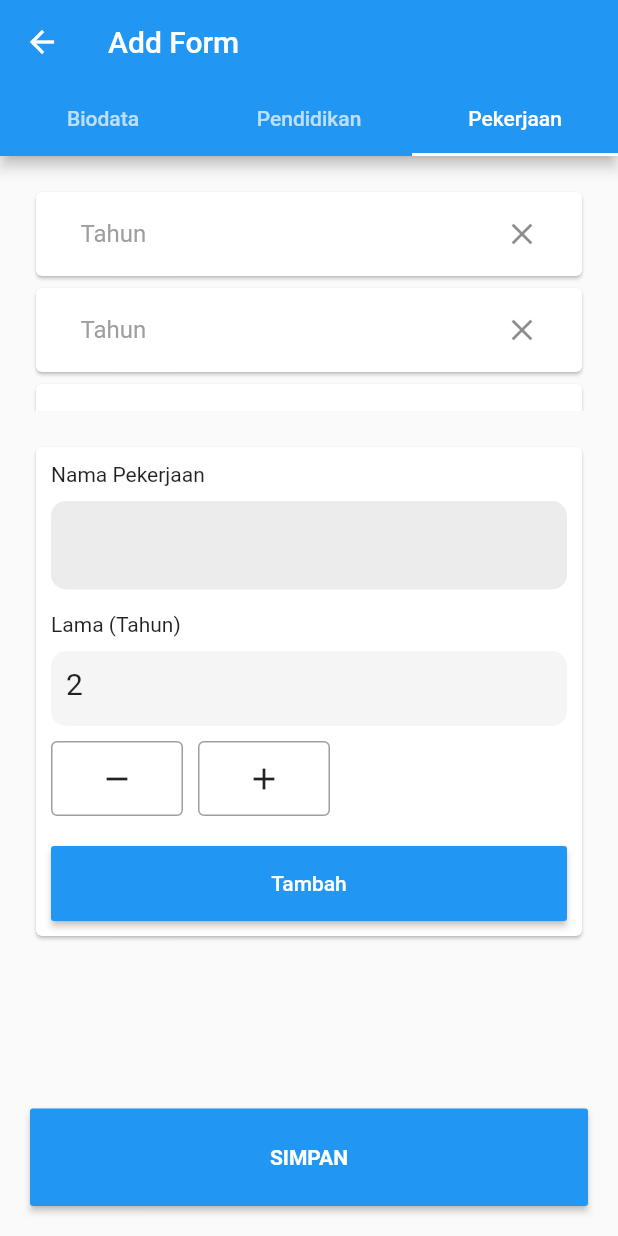
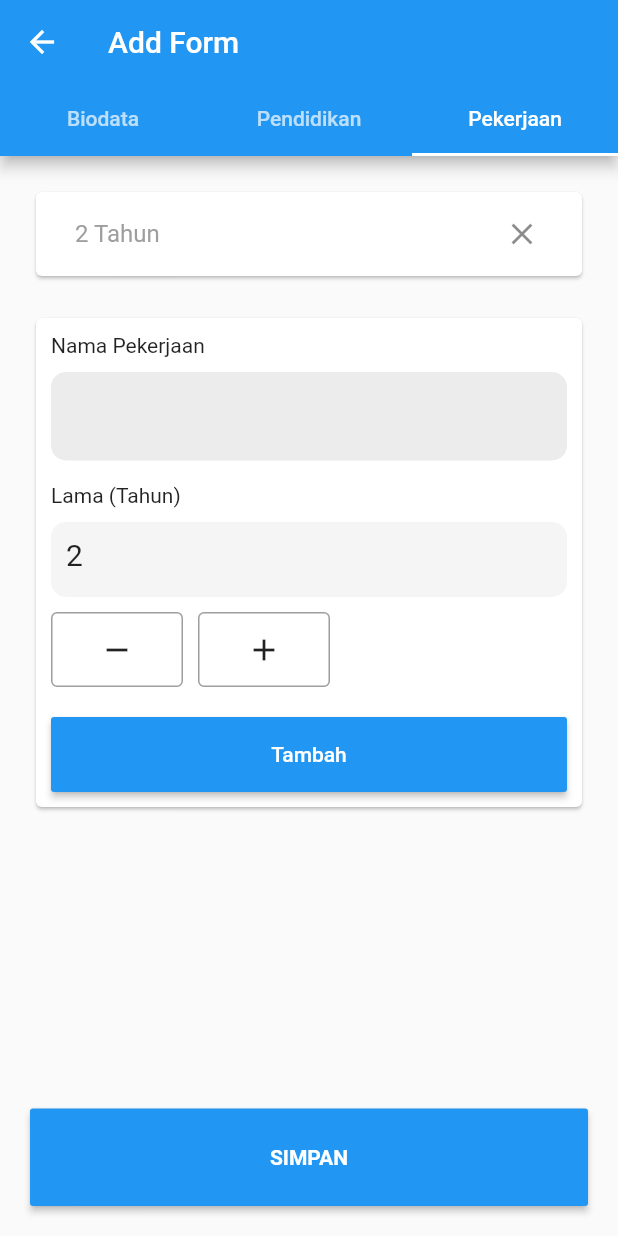
Before and after one commit to arsyadhamidi/Flutter----Provider-State-Management-CRUD, a Flutter app: the FormPage screen opened directly, tab 3 chosen, after a tap on the "add" icon, after a tap on "Tambah", on a phone screen of 412 x 824 dp. Run offline on Flutter 3.47's test engine with Material 2 defaults, Android fonts, the phone set to English and light mode, and no system bars; our stand-ins replace dropdown_button2; network calls fail.

Commit message:
Provider State Management

```diff
--- a/lib/api/api_config.dart
+++ b/lib/api/api_config.dart
@@ -1,3 +1,3 @@
 class ApiConfig{
-  static String url = 'http://192.168.131.45/dbprovider2/';
+  static String url = 'http://192.168.28.45:8000/api/';
 }
--- a/lib/form/form_page.dart
+++ b/lib/form/form_page.dart
@@ -1,14 +1,13 @@
 import 'package:flutter/material.dart';
 import 'package:dropdown_button2/dropdown_button2.dart';
 import 'package:flutter5/form/form_provider.dart';
-import 'package:flutter5/home/home_provider.dart';
-import 'package:flutter5/model/modelmahasiswa.dart';
+import 'package:flutter5/model/model_mahasiswa.dart';
 import 'package:provider/provider.dart';
 
 class FormPage extends StatefulWidget {
 
   final bool isUpdate;
-  final ModelMahasiswa? data;
+  final DataMahasiswa? data;
 
   FormPage({Key? key, this.isUpdate = false, this.data}) : super(key: key);
 
@@ -21,9 +20,10 @@ class _FormPageState extends State<FormPage> {
   Widget build(BuildContext context) {
     return ChangeNotifierProvider(
         create: (context) => FormProvider(
-            widget.data?.nama ?? '',
-            widget.data?.nohp ?? '',
-            widget.data?.alamat ?? '',
+            widget.data?.idMahasiswa.toString() ?? '',
+            widget.data?.namaMahasiswa ?? '',
+            widget.data?.nohpMahasiswa ?? '',
+            widget.data?.alamatMahasiswa ?? '',
             widget.data?.pendidikan ?? '',
         ),
         child: Consumer<FormProvider>(
@@ -34,7 +34,7 @@ class _FormPageState extends State<FormPage> {
                   backgroundColor: Colors.white,
                   appBar: AppBar(
                     title: Text(
-                        widget?.data != null ? "Update Form" :
+                        widget.data != null ? "Update Form" :
                         "Add Form"
                     ),
                     bottom: TabBar(
@@ -53,8 +53,7 @@ class _FormPageState extends State<FormPage> {
                         // Form Biodata
                         Padding(
                           padding: EdgeInsets.all(20),
-                          child: Column(
-                            crossAxisAlignment: CrossAxisAlignment.start,
+                          child: ListView(
                             children: [
                               Text("Nama"),
                               SizedBox(height: 15),
@@ -134,10 +133,10 @@ class _FormPageState extends State<FormPage> {
                                         ),
                                       ))
                                           .toList(),
-                                      value: widget?.data != null ? formProvider.selectedValue : formProvider.selectedData,
+                                      value: widget.data != null ? formProvider.selectedValue : formProvider.selectedData,
                                       onChanged: (value) {
                                         setState(() {
-                                          if(widget?.data != null){
+                                          if(widget.data != null){
                                             formProvider.selectedValue = value;
                                           }else{
                                             formProvider.selectedData = value;
@@ -166,29 +165,28 @@ class _FormPageState extends State<FormPage> {
                             child: ListView(
                               children: [
                                 Container(
-                                  height: 150,
                                   child: ListView.builder(
-                                      itemCount: formProvider.listPekerjaan?.length,
+                                    shrinkWrap: true,
+                                      physics: NeverScrollableScrollPhysics(),
+                                      itemCount: formProvider.listPekerjaan.length ?? 0,
                                       itemBuilder: (context, index) {
                                         return Card(
                                           child: ListTile(
                                             title: Row(
                                               children: [
-                                                Text(formProvider.listPekerjaan?[index].namaPekerjaan ?? ''),
+                                                Text(formProvider.listPekerjaan[index]["nama_pekerjaan"] ?? ''),
                                                 SizedBox(width: 10),
                                                 Text(
-                                                  "${formProvider.listPekerjaan?[index].lama ?? ''} Tahun",
+                                                  "${formProvider.listPekerjaan[index]["lama"] ?? ''} Tahun",
                                                   style: TextStyle(color: Colors.grey),
                                                 )
                                               ],
                                             ),
                                             trailing: IconButton(
                                               onPressed: () {
-                                                formProvider.deleteDataPekerjaan(
-                                                  context,
-                                                  formProvider.listPekerjaan?[index].idPekerjaan.toString() ?? ''
-                                                );
-                                                formProvider.listDataPekerjaan();
+                                                setState(() {
+                                                  formProvider.listPekerjaan.removeAt(index);
+                                                });
                                               },
                                               icon: Icon(Icons.close),
                                             ),
@@ -264,16 +262,11 @@ class _FormPageState extends State<FormPage> {
                                         MaterialButton(
                                           onPressed: () {
                                             formProvider.addDataPekerjaan(context);
-                                            if(mounted){
-                                              setState(() {
-                                                formProvider.listDataPekerjaan();
-                                              });
-                                            }
                                           },
                                           color: Colors.blue,
                                           height: 50,
                                           minWidth: double.infinity,
-                                          child: Text(widget?.data != null ? "Update" :
+                                          child: Text(widget.data != null ? "Update" :
                                             "Tambah",
                                             style: TextStyle(color: Colors.white),
                                           ),
@@ -289,9 +282,9 @@ class _FormPageState extends State<FormPage> {
                             padding: const EdgeInsets.all(20),
                             child: MaterialButton(
                               onPressed: () async {
-                                widget?.data != null
-                                    ? formProvider.updateDataMahasiswa(context, widget.data?.idMahasiswa.toString() ?? '')
-                                    : await formProvider.addDataMahasiswa(context);
+                                widget.data != null
+                                    ? formProvider.updateMahasiswa(context)
+                                    : await formProvider.addMahasiswa(context);
                               },
                               color: Colors.blue,
                               height: 65,
--- a/lib/form/form_provider.dart
+++ b/lib/form/form_provider.dart
@@ -2,8 +2,9 @@ import 'dart:convert';
 
 import 'package:flutter/material.dart';
 import 'package:flutter5/api/api_config.dart';
-import 'package:flutter5/model/modelpekerjaan.dart';
-import 'package:flutter5/network/network.dart';
+import 'package:flutter5/model/list_model_pekerjaan.dart';
+import 'package:flutter5/model/model_pekerjaan.dart';
+import 'package:flutter5/network/network_provider.dart';
 import 'package:http/http.dart' as http;
 
 class FormProvider extends ChangeNotifier{
@@ -23,25 +24,26 @@ class FormProvider extends ChangeNotifier{
     'Tidak Sekolah',
   ];
 
-  FormProvider(String nama, String nohp, String alamat, String pendidikan){
-    init(nama, nohp, alamat, pendidikan);
+  // Pekerjaan
+  int counter = 1;
+  bool minus = false;
+  List<Map<String, String>> listPekerjaan = [];
+  var idmahasiswa;
+
+  FormProvider(String idMahasiswa, String nama, String nohp, String alamat, String pendidikan){
+    init(idMahasiswa, nama, nohp, alamat, pendidikan);
   }
 
-  init(String nama, String nohp, String alamat, String pendidikan){
-    if(nama != null || nohp != null || alamat != null || pendidikan != null){
+  init(String idMahasiswa, String nama, String nohp, String alamat, String pendidikan){
+    idmahasiswa = idMahasiswa;
     isNamaCont.text = nama;
     isNoHpCont.text = nohp;
     isAlamatCont.text = alamat;
     selectedValue = pendidikan;
-    }
 
 
     listDataPekerjaan();
   }
-
-  // Pekerjaan
-  int counter = 1;
-  bool minus = false;
 
   void addIncrements(){
     counter++;
@@ -60,121 +62,66 @@ class FormProvider extends ChangeNotifier{
   }
 
   Future<void> addDataPekerjaan(BuildContext context) async{
-    final response = await http.post(Uri.parse(ApiConfig.url + "addpekerjaan.php"), body: {
+    listPekerjaan.add(
+        {
           'nama_pekerjaan': isNamaPerkejaanCont.text,
-      'lama': counter.toString(),
-    });
-
-    var addpekerjaan = jsonDecode(response.body);
-
-    if(addpekerjaan != null){
-      listDataPekerjaan();
-      ScaffoldMessenger.of(context).showSnackBar(SnackBar(
-          backgroundColor: Colors.green,
-          content: Text("Add Data Pekerjaan Successfully!", style: TextStyle(color: Colors.white),)));
-      notifyListeners();
-    }else{
-      ScaffoldMessenger.of(context).showSnackBar(SnackBar(
-          backgroundColor: Colors.red,
-          content: Text("Add Data Pekerjaan Failed!", style: TextStyle(color: Colors.white),)));
+          'lama' : counter.toString(),
+        }
+    );
     notifyListeners();
   }
 
-    notifyListeners();
-
-  }
-
-  List<ModelPekerjaan>? listPekerjaan;
-
-  Future<List<ModelPekerjaan>?> listDataPekerjaan() async {
+  Future<void> listDataPekerjaan() async {
     try{
-      final response = await NetworkProvider().getDataPekerjaan();
-      listPekerjaan = response;
+      final response = await NetworkProvider().getDataPekerjaan(idmahasiswa.toString());
+      listPekerjaan = (response.data ?? []).map((e) => {
+        'nama_pekerjaan': e.namaPekerjaan ?? '',
+        'lama' : e.lama?.toString() ?? '',
+      }).toList() ;
       notifyListeners();
     }catch(e){
       print(e);
     }
   }
 
+  Future<void> addMahasiswa(BuildContext context) async{
+    final response = await http.post(Uri.parse(ApiConfig.url + "add-mahasiswa"), body: {
+      'nama_mahasiswa': isNamaCont.text,
+      'nohp_mahasiswa': isNoHpCont.text,
+      'alamat_mahasiswa': isAlamatCont.text,
+      'pendidikan': selectedData,
+      'pekerjaan': jsonEncode(listPekerjaan),
+    });
 
-  Future<List<ModelPekerjaan>?> deleteDataPekerjaan(BuildContext context, String id_pekerjaan) async{
-    try{
-      final response = await http.post(Uri.parse(ApiConfig.url + "deletepekerjaan.php"), body: {
-        'id_pekerjaan': id_pekerjaan,
-      });
-      List<ModelPekerjaan> deletepekerjaan = modelPekerjaanFromJson(response.body);
-      if(deletepekerjaan != null){
-        ScaffoldMessenger.of(context).showSnackBar(SnackBar(
-            backgroundColor: Colors.green,
-            content: Text("Delete Data Pekerjaan Successfully!", style: TextStyle(color: Colors.white),)));
-        return deletepekerjaan;
+    var addmahasiswa = await jsonDecode(response.body);
+
+    if(addmahasiswa["status"] == 200){
+      Navigator.pop(context);
     }else{
-        ScaffoldMessenger.of(context).showSnackBar(SnackBar(
-            backgroundColor: Colors.red,
-            content: Text("Delete Data Pekerjaan Failed!", style: TextStyle(color: Colors.white),)));
-      }
-    }catch(e){
-      print(e);
+      ScaffoldMessenger.of(context).showSnackBar(SnackBar(content: Text("Add Failed")));
     }
   }
 
+  Future<void> updateMahasiswa(BuildContext context) async{
+    final response = await http.post(Uri.parse(ApiConfig.url + "update-pekerjaan"), body: {
+      'id_mahasiswa': idmahasiswa,
+      'nama_mahasiswa': isNamaCont.text,
+      'nohp_mahasiswa': isNoHpCont.text,
+      'alamat_mahasiswa': isAlamatCont.text,
+      'pendidikan': selectedValue,
+      'pekerjaan': jsonEncode(listPekerjaan),
+    });
 
-  Future<void> addDataMahasiswa(BuildContext context) async{
-    try{
-      final response = await http.post(Uri.parse(ApiConfig.url + "addmahasiswa.php"), body: {
-        'nama': isNamaCont.text,
-        'nohp': isNoHpCont.text,
-        'alamat': isAlamatCont.text,
-        'pendidikan': selectedData,
-      });
-      var addMahasiswa = await json.decode(json.encode(response.body));
-      print(response.body);
-      if(addMahasiswa != Null){
+    var updatemahasiswa = jsonDecode(response.body);
+
+    if(updatemahasiswa["status"] == 200){
       Navigator.pop(context);
-        ScaffoldMessenger.of(context).showSnackBar(SnackBar(
-            backgroundColor: Colors.green,
-            content: Text("Add Mahasiswa Successfully!", style: TextStyle(color: Colors.white),)));
     }else{
-        ScaffoldMessenger.of(context).showSnackBar(SnackBar(
-            backgroundColor: Colors.red,
-            content: Text("Add Mahasiswa Failed!", style: TextStyle(color: Colors.white),)));
+      ScaffoldMessenger.of(context).showSnackBar(SnackBar(content: Text("Update Failed")));
     }
-      notifyListeners();
-    }catch(e){
-      print(e);
-    }
+
   }
 
 
-  Future<void> updateDataMahasiswa(BuildContext context, String id) async{
-    try{
-      final response = await http.post(Uri.parse(ApiConfig.url + "updatemahasiswa.php"), body: {
-        'id_mahasiswa': id,
-        'nama': isNamaCont.text,
-        'nohp': isNoHpCont.text,
-        'alamat': isAlamatCont.text,
-        'pendidikan': selectedValue,
-      });
-
-      print(response.body);
-
-      var updateMahasiswa = await json.decode(json.encode(response.body));
-
-      if(updateMahasiswa != null){
-        Navigator.pop(context);
-        ScaffoldMessenger.of(context).showSnackBar(SnackBar(
-            backgroundColor: Colors.green,
-            content: Text("Update Data Mahasiswa Successfully!", style: TextStyle(color: Colors.white),)));
-      }else{
-        ScaffoldMessenger.of(context).showSnackBar(SnackBar(
-            backgroundColor: Colors.red,
-            content: Text("Update Data Mahasiswa Failed!", style: TextStyle(color: Colors.white),)));
-      }
-
-      notifyListeners();
-    }catch(e){
-      print(e);
-    }
-  }
 
 }
--- /dev/null
+++ b/lib/model/model_mahasiswa.dart
@@ -0,0 +1,77 @@
+// To parse this JSON data, do
+//
+//     final listModelMahasiswa = listModelMahasiswaFromJson(jsonString);
+
+import 'dart:convert';
+
+ListModelMahasiswa listModelMahasiswaFromJson(String str) => ListModelMahasiswa.fromJson(json.decode(str));
+
+String listModelMahasiswaToJson(ListModelMahasiswa data) => json.encode(data.toJson());
+
+class ListModelMahasiswa {
+  int? status;
+  bool? error;
+  String? message;
+  List<DataMahasiswa>? data;
+
+  ListModelMahasiswa({
+    this.status,
+    this.error,
+    this.message,
+    this.data,
+  });
+
+  factory ListModelMahasiswa.fromJson(Map<String, dynamic> json) => ListModelMahasiswa(
+    status: json["status"],
+    error: json["error"],
+    message: json["message"],
+    data: json["data"] == null ? [] : List<DataMahasiswa>.from(json["data"]!.map((x) => DataMahasiswa.fromJson(x))),
+  );
+
+  Map<String, dynamic> toJson() => {
+    "status": status,
+    "error": error,
+    "message": message,
+    "data": data == null ? [] : List<dynamic>.from(data!.map((x) => x.toJson())),
+  };
+}
+
+class DataMahasiswa {
+  int? idMahasiswa;
+  String? namaMahasiswa;
+  String? nohpMahasiswa;
+  String? alamatMahasiswa;
+  String? pendidikan;
+  DateTime? createdAt;
+  DateTime? updatedAt;
+
+  DataMahasiswa({
+    this.idMahasiswa,
+    this.namaMahasiswa,
+    this.nohpMahasiswa,
+    this.alamatMahasiswa,
+    this.pendidikan,
+    this.createdAt,
+    this.updatedAt,
+  });
+
+  factory DataMahasiswa.fromJson(Map<String, dynamic> json) => DataMahasiswa(
+    idMahasiswa: json["id_mahasiswa"],
+    namaMahasiswa: json["nama_mahasiswa"],
+    nohpMahasiswa: json["nohp_mahasiswa"],
+    alamatMahasiswa: json["alamat_mahasiswa"],
+    pendidikan: json["pendidikan"],
+    createdAt: json["created_at"] == null ? null : DateTime.parse(json["created_at"]),
+    updatedAt: json["updated_at"] == null ? null : DateTime.parse(json["updated_at"]),
+  );
+
+  Map<String, dynamic> toJson() => {
+    "id_mahasiswa": idMahasiswa,
+    "nama_mahasiswa": namaMahasiswa,
+    "nohp_mahasiswa": nohpMahasiswa,
+    "alamat_mahasiswa": alamatMahasiswa,
+    "pendidikan": pendidikan,
+    "created_at": createdAt?.toIso8601String(),
+    "updated_at": updatedAt?.toIso8601String(),
+  };
+}
--- a/lib/model/modelmahasiswa.dart
+++ /dev/null
@@ -1,101 +0,0 @@
-// To parse this JSON data, do
-//
-//     final modelMahasiswa = modelMahasiswaFromJson(jsonString);
-
-import 'dart:convert';
-
-List<ModelMahasiswa> modelMahasiswaFromJson(String str) => List<ModelMahasiswa>.from(json.decode(str).map((x) => ModelMahasiswa.fromJson(x)));
-
-String modelMahasiswaToJson(List<ModelMahasiswa> data) => json.encode(List<dynamic>.from(data.map((x) => x.toJson())));
-
-class ModelMahasiswa {
-  ModelMahasiswa({
-    this.the0,
-    this.the1,
-    this.the2,
-    this.the3,
-    this.the4,
-    this.the5,
-    this.the6,
-    this.the7,
-    this.the8,
-    this.the9,
-    this.idMahasiswa,
-    this.nama,
-    this.nohp,
-    this.alamat,
-    this.pendidikan,
-    this.pekerjaanId,
-    this.idPekerjaan,
-    this.kodePekerjaan,
-    this.namaPekerjaan,
-    this.lama,
-  });
-
-  String? the0;
-  String? the1;
-  String? the2;
-  String? the3;
-  String? the4;
-  String? the5;
-  String? the6;
-  String? the7;
-  String? the8;
-  String? the9;
-  String? idMahasiswa;
-  String? nama;
-  String? nohp;
-  String? alamat;
-  String? pendidikan;
-  String? pekerjaanId;
-  String? idPekerjaan;
-  String? kodePekerjaan;
-  String? namaPekerjaan;
-  String? lama;
-
-  factory ModelMahasiswa.fromJson(Map<String, dynamic> json) => ModelMahasiswa(
-    the0: json["0"],
-    the1: json["1"],
-    the2: json["2"],
-    the3: json["3"],
-    the4: json["4"],
-    the5: json["5"],
-    the6: json["6"],
-    the7: json["7"],
-    the8: json["8"],
-    the9: json["9"],
-    idMahasiswa: json["id_mahasiswa"],
-    nama: json["nama"],
-    nohp: json["nohp"],
-    alamat: json["alamat"],
-    pendidikan: json["pendidikan"],
-    pekerjaanId: json["pekerjaan_id"],
-    idPekerjaan: json["id_pekerjaan"],
-    kodePekerjaan: json["kode_pekerjaan"],
-    namaPekerjaan: json["nama_pekerjaan"],
-    lama: json["lama"],
-  );
-
-  Map<String, dynamic> toJson() => {
-    "0": the0,
-    "1": the1,
-    "2": the2,
-    "3": the3,
-    "4": the4,
-    "5": the5,
-    "6": the6,
-    "7": the7,
-    "8": the8,
-    "9": the9,
-    "id_mahasiswa": idMahasiswa,
-    "nama": nama,
-    "nohp": nohp,
-    "alamat": alamat,
-    "pendidikan": pendidikan,
-    "pekerjaan_id": pekerjaanId,
-    "id_pekerjaan": idPekerjaan,
-    "kode_pekerjaan": kodePekerjaan,
-    "nama_pekerjaan": namaPekerjaan,
-    "lama": lama,
-  };
-}
--- a/lib/model/modelpekerjaan.dart
+++ /dev/null
@@ -1,45 +0,0 @@
-// To parse this JSON data, do
-//
-//     final modelPekerjaan = modelPekerjaanFromJson(jsonString);
-
-import 'dart:convert';
-
-List<ModelPekerjaan> modelPekerjaanFromJson(String str) => List<ModelPekerjaan>.from(json.decode(str).map((x) => ModelPekerjaan.fromJson(x)));
-
-String modelPekerjaanToJson(List<ModelPekerjaan> data) => json.encode(List<dynamic>.from(data.map((x) => x.toJson())));
-
-class ModelPekerjaan {
-  ModelPekerjaan({
-    this.the0,
-    this.the1,
-    this.the2,
-    this.idPekerjaan,
-    this.namaPekerjaan,
-    this.lama,
-  });
-
-  String? the0;
-  String? the1;
-  String? the2;
-  String? idPekerjaan;
-  String? namaPekerjaan;
-  String? lama;
-
-  factory ModelPekerjaan.fromJson(Map<String, dynamic> json) => ModelPekerjaan(
-    the0: json["0"],
-    the1: json["1"],
-    the2: json["2"],
-    idPekerjaan: json["id_pekerjaan"],
-    namaPekerjaan: json["nama_pekerjaan"],
-    lama: json["lama"],
-  );
-
-  Map<String, dynamic> toJson() => {
-    "0": the0,
-    "1": the1,
-    "2": the2,
-    "id_pekerjaan": idPekerjaan,
-    "nama_pekerjaan": namaPekerjaan,
-    "lama": lama,
-  };
-}
--- a/lib/network/network.dart
+++ /dev/null
@@ -1,22 +0,0 @@
-import 'package:flutter5/api/api_config.dart';
-import 'package:flutter5/model/modelmahasiswa.dart';
-import 'package:flutter5/model/modelpekerjaan.dart';
-import 'package:http/http.dart' as http;
-
-class NetworkProvider{
-
-  Future<List<ModelPekerjaan>?> getDataPekerjaan() async{
-    final response = await http.get(Uri.parse(ApiConfig.url + "listpekerjaan.php"));
-
-    List<ModelPekerjaan> datapekerjaan = modelPekerjaanFromJson(response.body);
-    return datapekerjaan;
-  }
-
-  Future<List<ModelMahasiswa>?> getDataMahasiswa() async{
-    final response = await http.get(Uri.parse(ApiConfig.url + "listmahasiswa.php"));
-
-    List<ModelMahasiswa> datamahasiswa = modelMahasiswaFromJson(response.body);
-    return datamahasiswa;
-  }
-
-}
--- /dev/null
+++ b/lib/network/network_provider.dart
@@ -0,0 +1,24 @@
+import 'package:flutter5/api/api_config.dart';
+import 'package:flutter5/model/model_mahasiswa.dart';
+import 'package:flutter5/model/list_model_pekerjaan.dart';
+import 'package:http/http.dart' as http;
+
+class NetworkProvider{
+
+  Future<ListModelPekerjaan> getDataPekerjaan(String idMahasiswa) async{
+    final response = await http.post(Uri.parse(ApiConfig.url + "get-pekerjaan"), body: {
+      'id_mahasiswa': idMahasiswa
+    });
+
+    ListModelPekerjaan datapekerjaan = listModelPekerjaanFromJson(response.body);
+    return datapekerjaan;
+  }
+
+  Future<ListModelMahasiswa> getDataMahasiswa() async{
+    final response = await http.get(Uri.parse(ApiConfig.url + "get-mahasiswa"));
+
+    ListModelMahasiswa getMahasiswa = listModelMahasiswaFromJson(response.body);
+    return getMahasiswa;
+  }
+
+}
```
Also changed, not shown: lib/home/home_page.dart (+4 -10 lines), lib/home/home_provider.dart (+18 -43 lines), lib/model/list_model_pekerjaan.dart (added, +69 -0 lines), lib/model/model_pekerjaan.dart (added, +57 -0 lines), pubspec.lock, 1 other file. Lines whose indentation alone changed are shown as unchanged.
